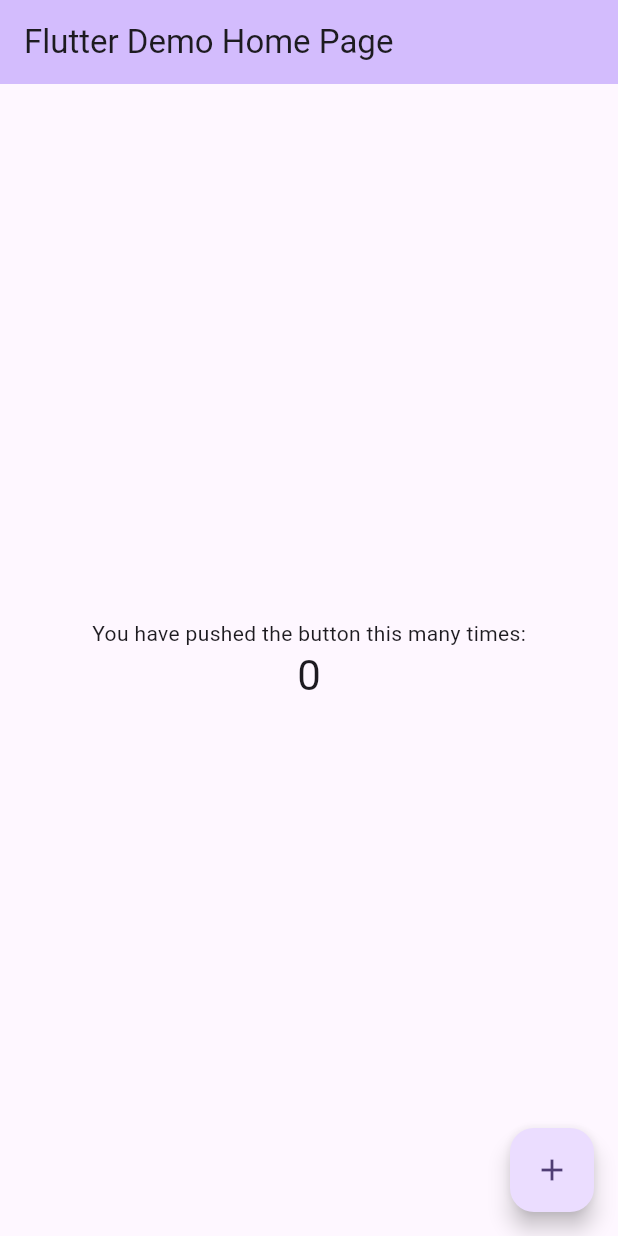
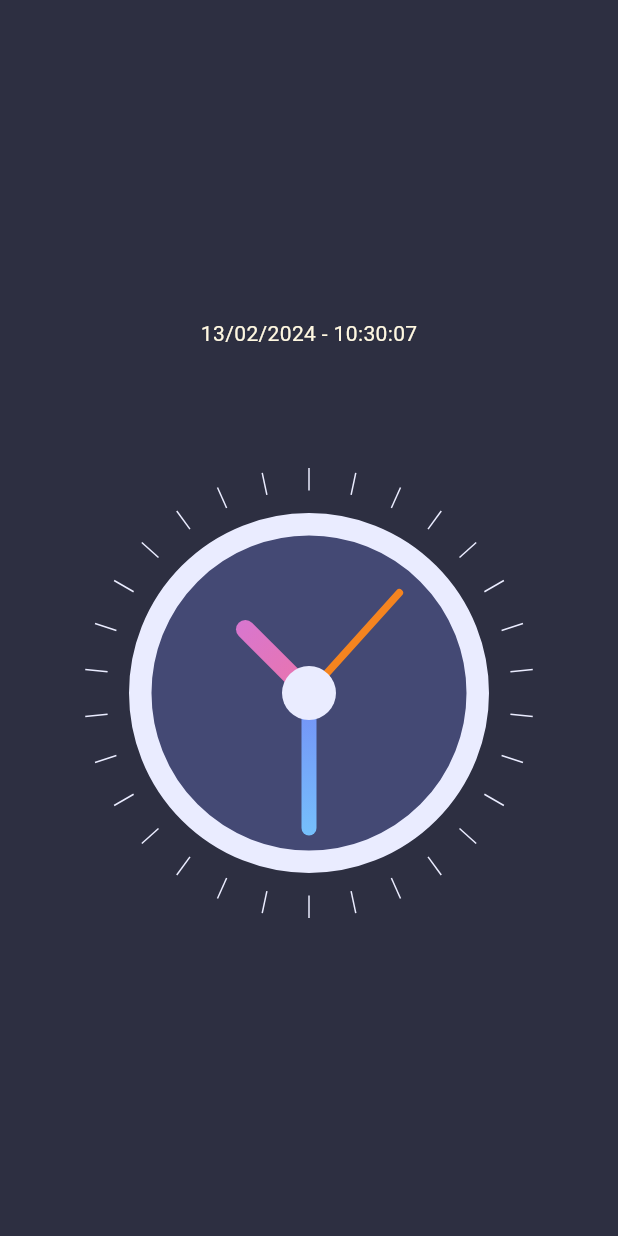
Before and after one commit to heliomarpm/flutter-learn_collection, a Flutter app: the screen it shows after launch, on a phone screen of 412 x 824 dp. Run offline on Flutter 3.47's test engine with Material 3 defaults, Android fonts, the phone set to English and light mode, and no system bars.

Commit message:
feat: clock by @afzalali15

```diff
--- /dev/null
+++ b/lib/clock/home_page.dart
@@ -0,0 +1,168 @@
+import 'package:flutter/material.dart';
+import 'package:intl/intl.dart';
+
+import 'dart:async';
+import 'dart:math';
+
+// source: https://gist.github.com/afzalali15/6d5c485eb6a5f64116f35a0360eea94f
+class HomePage extends StatefulWidget {
+  const HomePage({super.key});
+
+  @override
+  State<HomePage> createState() => _HomePageState();
+}
+
+class _HomePageState extends State<HomePage> {
+  @override
+  Widget build(BuildContext context) {
+    return Scaffold(
+      body: Container(
+        alignment: Alignment.center,
+        color: const Color(0xFF2D2F41),
+        child: const ClockView(),
+      ),
+    );
+  }
+}
+
+class ClockView extends StatefulWidget {
+  const ClockView({super.key});
+
+  @override
+  State<ClockView> createState() => _ClockViewState();
+}
+
+class _ClockViewState extends State<ClockView> {
+  late DateTime _now;
+
+  @override
+  void initState() {
+    _updateTime();
+    Timer.periodic(const Duration(seconds: 1), (timer) {
+      _updateTime();
+    });
+    super.initState();
+  }
+
+  void _updateTime() {
+    setState(() {
+      _now = DateTime.now().toLocal();
+    });
+  }
+
+  @override
+  Widget build(BuildContext context) {
+    return Column(
+      mainAxisSize: MainAxisSize.min,
+      children: [
+        Text(
+          DateFormat('dd/MM/yyyy - HH:mm:ss').format(_now),
+          style: TextStyle(color: Colors.amber[50]),
+        ),
+        const SizedBox(height: 80),
+        SizedBox(
+          width: 300,
+          height: 300,
+          child: Transform.rotate(
+            angle: -pi / 2,
+            child: CustomPaint(
+              painter: ClockPainter(dateTime: _now),
+            ),
+          ),
+        ),
+      ],
+    );
+  }
+}
+
+class ClockPainter extends CustomPainter {
+  //60sec - 360, 1 sec - 6degrees
+  //60min - 360, 1 min - 6degrees
+  //12hours - 360, 1 hour - 30degrees, 60min - 30degrees, 1 min - 0.5degrees
+
+  final DateTime dateTime;
+
+  ClockPainter({required this.dateTime});
+
+  @override
+  void paint(Canvas canvas, Size size) {
+    var centerX = size.width / 2;
+    var centerY = size.height / 2;
+    var center = Offset(centerX, centerY);
+    var radius = min(centerX, centerY);
+
+    var fillBrush = Paint()..color = const Color(0xFF444974);
+    var outlineBrush = Paint()
+      ..color = const Color(0xFFEAECFF)
+      ..style = PaintingStyle.stroke
+      ..strokeWidth = size.width / 20;
+
+    var centerDotBrush = Paint()..color = const Color(0xFFEAECFF);
+
+    var secHandBrush = Paint()
+      ..color = const Color(0xFFf5841f)
+      ..style = PaintingStyle.stroke
+      ..strokeCap = StrokeCap.round
+      ..strokeWidth = size.width / 60;
+
+    var minHandBrush = Paint()
+      ..shader =
+          const RadialGradient(colors: [Color(0xFF748EF6), Color(0xFF77DDFF)])
+              .createShader(Rect.fromCircle(center: center, radius: radius))
+      ..style = PaintingStyle.stroke
+      ..strokeCap = StrokeCap.round
+      ..strokeWidth = size.width / 30;
+
+    var hourHandBrush = Paint()
+      ..shader =
+          const RadialGradient(colors: [Color(0xFFEA74AB), Color(0xFFC279FB)])
+              .createShader(Rect.fromCircle(center: center, radius: radius))
+      ..style = PaintingStyle.stroke
+      ..strokeCap = StrokeCap.round
+      ..strokeWidth = size.width / 24;
+
+    var dashBrush = Paint()
+      ..color = const Color(0xFFEAECFF)
+      ..style = PaintingStyle.stroke
+      ..strokeWidth = 1;
+
+    canvas.drawCircle(center, radius * 0.75, fillBrush);
+    canvas.drawCircle(center, radius * 0.75, outlineBrush);
+
+    var hourHandX = centerX +
+        radius *
+            0.4 *
+            cos((dateTime.hour * 30 + dateTime.minute * 0.5) * pi / 180);
+    var hourHandY = centerY +
+        radius *
+            0.4 *
+            sin((dateTime.hour * 30 + dateTime.minute * 0.5) * pi / 180);
+    canvas.drawLine(center, Offset(hourHandX, hourHandY), hourHandBrush);
+
+    var minHandX = centerX + radius * 0.6 * cos(dateTime.minute * 6 * pi / 180);
+    var minHandY = centerY + radius * 0.6 * sin(dateTime.minute * 6 * pi / 180);
+    canvas.drawLine(center, Offset(minHandX, minHandY), minHandBrush);
+
+    var secHandX = centerX + radius * 0.6 * cos(dateTime.second * 6 * pi / 180);
+    var secHandY = centerY + radius * 0.6 * sin(dateTime.second * 6 * pi / 180);
+    canvas.drawLine(center, Offset(secHandX, secHandY), secHandBrush);
+
+    canvas.drawCircle(center, radius * 0.12, centerDotBrush);
+
+    var outerRadius = radius;
+    var innerRadius = radius * 0.9;
+    for (var i = 0; i < 360; i += 12) {
+      var x1 = centerX + outerRadius * cos(i * pi / 180);
+      var y1 = centerY + outerRadius * sin(i * pi / 180);
+
+      var x2 = centerX + innerRadius * cos(i * pi / 180);
+      var y2 = centerY + innerRadius * sin(i * pi / 180);
+      canvas.drawLine(Offset(x1, y1), Offset(x2, y2), dashBrush);
+    }
+  }
+
+  @override
+  bool shouldRepaint(CustomPainter oldDelegate) {
+    return true;
+  }
+}
--- a/lib/main.dart
+++ b/lib/main.dart
@@ -1,6 +1,12 @@
+import 'package:flutter/foundation.dart';
 import 'package:flutter/material.dart';
 
+import 'clock/home_page.dart';
+
 void main() {
+  if (kReleaseMode) {
+    debugPrint = (String? message, {int? wrapWidth}) {};
+  }
   runApp(const MyApp());
 }
 
@@ -11,27 +17,13 @@ class MyApp extends StatelessWidget {
   @override
   Widget build(BuildContext context) {
     return MaterialApp(
-      title: 'Flutter Demo',
+      debugShowCheckedModeBanner: false,
+      title: 'Flutter Learning Collection',
       theme: ThemeData(
-        // This is the theme of your application.
-        //
-        // TRY THIS: Try running your application with "flutter run". You'll see
-        // the application has a purple toolbar. Then, without quitting the app,
-        // try changing the seedColor in the colorScheme below to Colors.green
-        // and then invoke "hot reload" (save your changes or press the "hot
-        // reload" button in a Flutter-supported IDE, or press "r" if you used
-        // the command line to start the app).
-        //
-        // Notice that the counter didn't reset back to zero; the application
-        // state is not lost during the reload. To reset the state, use hot
-        // restart instead.
-        //
-        // This works for code too, not just values: Most code changes can be
-        // tested with just a hot reload.
         colorScheme: ColorScheme.fromSeed(seedColor: Colors.deepPurple),
         useMaterial3: true,
       ),
-      home: const MyHomePage(title: 'Flutter Demo Home Page'),
+      home: const HomePage(),
     );
   }
 }
--- a/pubspec.yaml
+++ b/pubspec.yaml
@@ -35,6 +35,7 @@ dependencies:
   # The following adds the Cupertino Icons font to your application.
   # Use with the CupertinoIcons class for iOS style icons.
   cupertino_icons: ^1.0.2
+  intl: ^0.19.0
 
 dev_dependencies:
   flutter_test:
```
Also changed, not shown: clock.png (added), clock_app.png (added), pubspec.lock, 1 other file.
